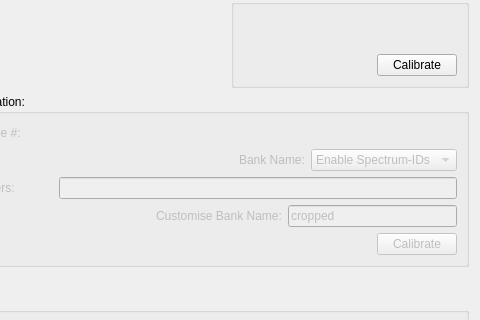
mantidproject/mantid, file MantidQt/CustomInterfaces/inc/MantidQtCustomInterfaces/EnggDiffraction/EnggDiffractionQtTabCalib.ui: the form before one commit; both pictures show x 115 to 595 and y 179 to 499 of the 595 by 640 pixel window.
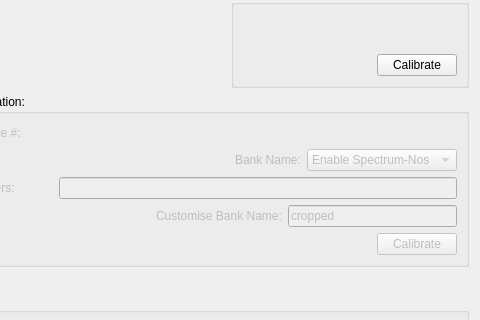
The form after the commit. Custom widgets are drawn as their Qt base class.

Commit message:
combo-box text updated to Spectrum-Nos
refs #15337

Patch:
```diff
--- a/MantidQt/CustomInterfaces/inc/MantidQtCustomInterfaces/EnggDiffraction/EnggDiffractionQtTabCalib.ui
+++ b/MantidQt/CustomInterfaces/inc/MantidQtCustomInterfaces/EnggDiffraction/EnggDiffractionQtTabCalib.ui
@@ -310,7 +310,7 @@
          <widget class="QComboBox" name="comboBox_calib_cropped_bank_name">
           <item>
            <property name="text">
-            <string>Enable Spectrum-IDs</string>
+            <string>Enable Spectrum-Nos</string>
            </property>
           </item>
           <item>
```
